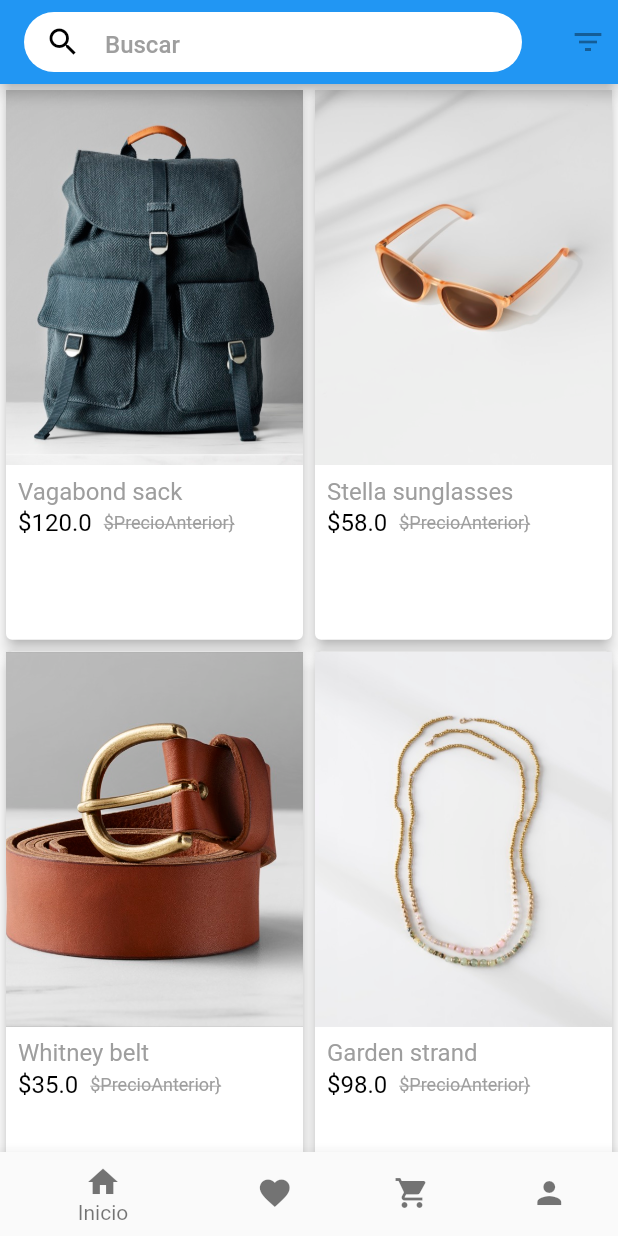
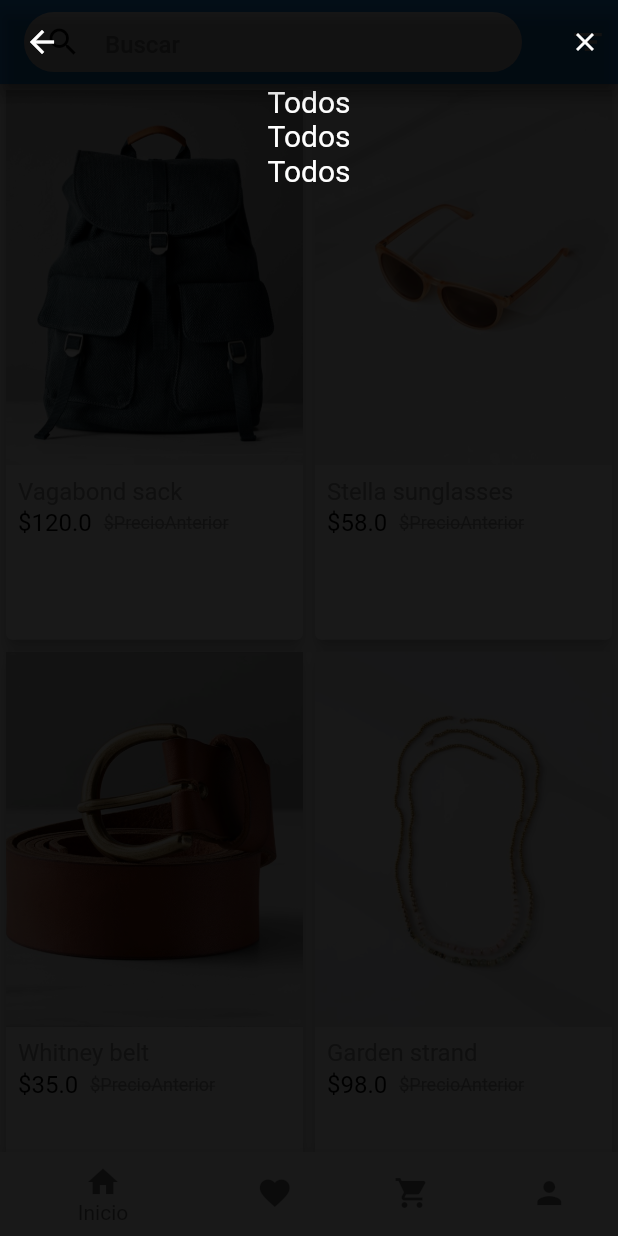
Before and after one commit to guillermolopez3/ecommerce, a Flutter app: the screen it shows after launch, after a tap on the "filter list" icon, on a phone screen of 412 x 824 dp. Run offline on Flutter 3.47's test engine with Material 2 defaults, Android fonts, the phone set to English and light mode, and no system bars.

Commit message:
Btn filtro y busqueda funcionando

```diff
--- a/e_commerce/lib/home.dart
+++ b/e_commerce/lib/home.dart
@@ -3,6 +3,7 @@ import 'model/app_state_model.dart';
 import 'package:scoped_model/scoped_model.dart';
 import 'model/product.dart';
 import 'product_list.dart';
+import 'search.dart';
 
 class Home extends StatefulWidget {
   @override
@@ -14,9 +15,15 @@ class _HomeState extends State<Home> {
   Widget build(BuildContext context) {
     return Scaffold(
       appBar: AppBar(
-        title: _searchBtn(),
+        title: _searchBtn(context),
         actions: <Widget>[
-          IconButton(icon: IconButton(icon: Icon(Icons.filter_list), onPressed: (){}),)
+          IconButton(icon: IconButton(icon: Icon(Icons.filter_list, color: Colors.white,), onPressed: (){
+            Navigator.of(context).push(PageRouteBuilder(
+                opaque: false,
+                pageBuilder: (BuildContext context, _, __) =>
+                    Filter()));
+          }),
+          )
         ],
       ),
       body: Body(),
@@ -35,7 +42,11 @@ class _HomeState extends State<Home> {
     );
   }
 
-  _searchBtn() => Padding(
+  _searchBtn(context) => InkWell(
+    onTap: (){
+      Navigator.of(context).push(MaterialPageRoute(builder: (context)=> Search()));
+    },
+    child: Padding(
       padding: EdgeInsets.only(top: 10.0, bottom: 10.0),
       child: Container(
         decoration: BoxDecoration(
@@ -56,8 +67,42 @@ class _HomeState extends State<Home> {
           ],
         ),
       ),
+    ),
+  );
+
+
+}
+
+class Filter extends StatelessWidget {
+  @override
+  Widget build(BuildContext context) {
+    return Scaffold(
+      bottomNavigationBar: null,
+      backgroundColor: Colors.black.withOpacity(0.90),
+      appBar: AppBar(
+        backgroundColor: Colors.transparent,
+        actions: <Widget>[
+          IconButton(
+            icon: IconButton(icon: Icon(Icons.clear, color: Colors.white, size: 20.0,),
+                onPressed: (){
+                  Navigator.pop(context);
+                }),
+          )
+        ],
+      ),
+      body: Center(
+        child: Column(
+          children: <Widget>[
+            Text('Todos', style: TextStyle(color: Colors.white, fontSize: 20.0),),
+            Text('Todos', style: TextStyle(color: Colors.white, fontSize: 20.0),),
+            Text('Todos', style: TextStyle(color: Colors.white, fontSize: 20.0),)
+          ],
+        ),
+      ),
     );
   }
+}
+
 
 class Body extends StatelessWidget {
   List<Product> product ;
--- a/e_commerce/lib/product_list.dart
+++ b/e_commerce/lib/product_list.dart
@@ -79,7 +79,7 @@ class ProductsListItem extends StatelessWidget {
                         width: 8.0,
                       ),
                       Text(
-                        "\$PrecioAnterior}",
+                        "\$PrecioAnterior",
                         style: TextStyle(
                           fontSize: 12.0,
                           color: Colors.grey,
```
Also changed, not shown: e_commerce/lib/search.dart (added, +31 -0 lines). Lines whose indentation alone changed are shown as unchanged.
